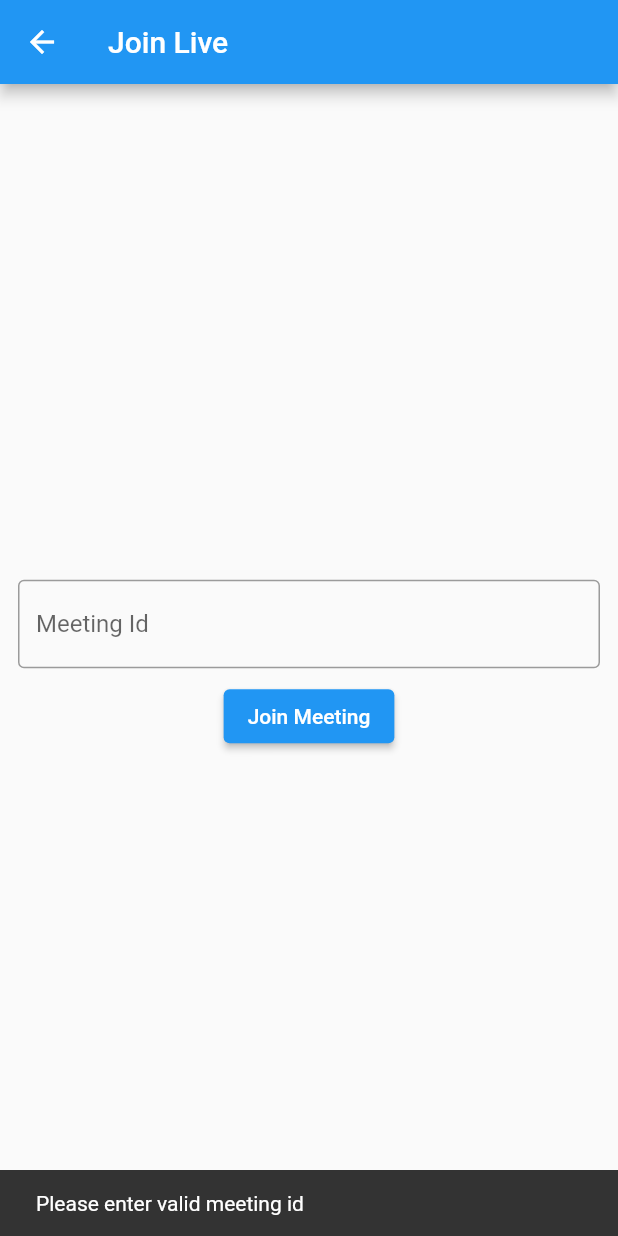
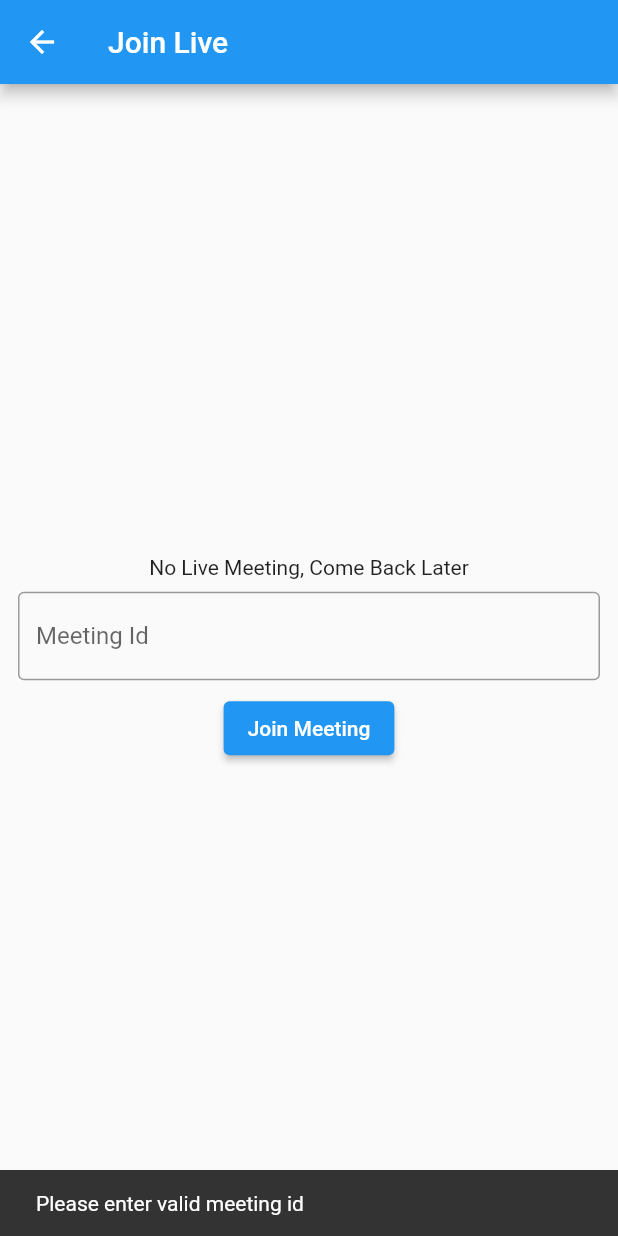
Before and after one commit to oladuja/healthier_carbon_pregnancy_app, a Flutter app: the JoinScreen screen opened directly, after a tap on "Join Meeting", on a phone screen of 412 x 824 dp. Run offline on Flutter 3.47's test engine with Material 2 defaults, Android fonts, the phone set to English and light mode, and no system bars; our stand-ins replace another_flutter_splash_screen, cloud_firestore, firebase_core, flutter_holo_date_picker, font_awesome_flutter, loading_animation_widget and 1 more; missing offline and left inert: chatview, videosdk; accounts and stored records are empty.

Commit message:
fixed id

```diff
--- a/lib/views/video/join_screen.dart
+++ b/lib/views/video/join_screen.dart
@@ -1,6 +1,7 @@
 import 'package:flutter/material.dart';
 import 'api_call.dart';
 import 'meeting_screen.dart';
+import 'package:cloud_firestore/cloud_firestore.dart';
 
 class JoinScreen extends StatelessWidget {
   final _meetingIdController = TextEditingController();
@@ -44,6 +45,12 @@ class JoinScreen extends StatelessWidget {
     }
   }
 
+  Future<String> loadId() async {
+    FirebaseFirestore firestore = FirebaseFirestore.instance;
+    var documentReference = await firestore.collection('roomId').get();
+    var id = documentReference.docs[0].id;
+    return id;
+  }
   @override
   Widget build(BuildContext context) {
     return Scaffold(
@@ -55,6 +62,17 @@ class JoinScreen extends StatelessWidget {
         child: Column(
           mainAxisAlignment: MainAxisAlignment.center,
           children: [
+            FutureBuilder(
+                future: loadId(),
+                builder: (_, snapShot) {
+                  if (snapShot.connectionState == ConnectionState.waiting) {
+                    return const Text('loading');
+                  }
+                  return Text(snapShot.hasData
+                      ? 'Live Meeting ID: ${snapShot.data}'
+                      : 'No Live Meeting, Come Back Later');
+                },
+              ),
             Container(
               margin: const EdgeInsets.fromLTRB(0, 8.0, 0, 8.0),
               child: TextField(
```
